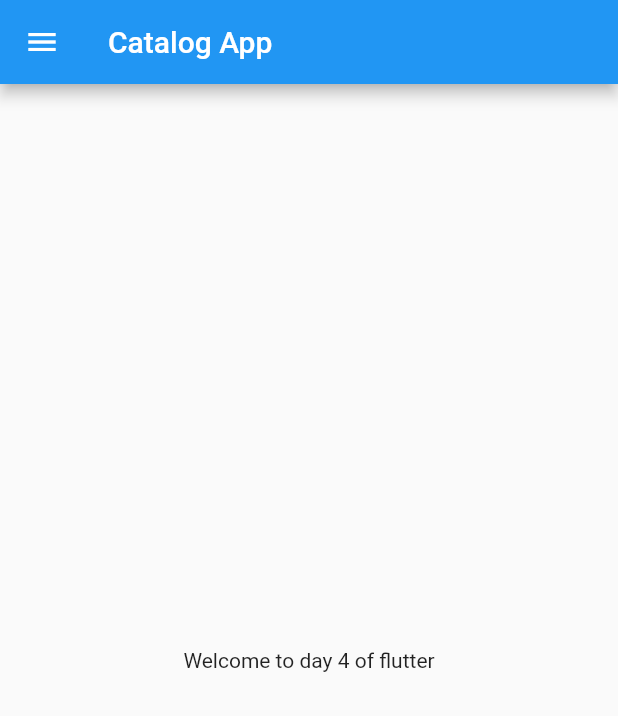
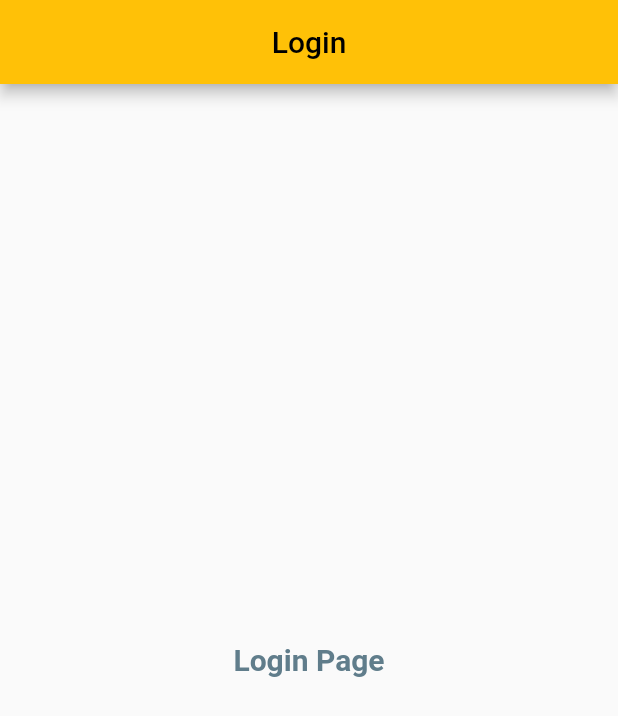
Before and after one commit to thetrickuser/flutter_catalog, a Flutter app: the screen it shows after launch, on a phone screen of 412 x 824 dp. Shown: the top 716 px of the screen. Run offline on Flutter 3.47's test engine with Material 2 defaults, Android fonts, the phone set to English and light mode, and no system bars.

Commit message:
Day 3 completed

```diff
--- a/lib/main.dart
+++ b/lib/main.dart
@@ -1,5 +1,6 @@
 import 'package:flutter/material.dart';
-import 'package:flutter_catalog/homepage.dart';
+import 'package:flutter_catalog/pages/login_page.dart';
+import 'package:flutter_catalog/pages/home_page.dart';
 
 void main(List<String> args) {
   runApp(MyApp());
@@ -10,6 +11,10 @@ class MyApp extends StatelessWidget {
 
   @override
   Widget build(BuildContext context) {
-    return const MaterialApp(home: HomePage());
+    return MaterialApp(
+      themeMode: ThemeMode.light,
+      theme: ThemeData(primarySwatch: Colors.amber),
+      routes: {"/": (context) => LoginPage(), "/home": (context) => HomePage()},
+    );
   }
 }
--- a/lib/homepage.dart
+++ b/lib/pages/home_page.dart
@@ -8,11 +8,12 @@ class HomePage extends StatelessWidget {
     const int day = 4;
     return Scaffold(
       appBar: AppBar(
-        title: const Text(
+        title: const Center(
+            child: Text(
           "Catalog App",
           textDirection: TextDirection.ltr,
           textAlign: TextAlign.center,
-        ),
+        )),
       ),
       body: const Center(
           child: Text(
--- /dev/null
+++ b/lib/pages/login_page.dart
@@ -0,0 +1,26 @@
+import 'package:flutter/material.dart';
+import 'package:flutter/src/widgets/framework.dart';
+
+class LoginPage extends StatelessWidget {
+  const LoginPage({super.key});
+
+  @override
+  Widget build(BuildContext context) {
+    return Scaffold(
+      appBar: AppBar(
+          title: const Center(
+        child: Text(
+          "Login",
+          textDirection: TextDirection.ltr,
+          textAlign: TextAlign.right,
+        ),
+      )),
+      body: const Center(
+          child: Text(
+        "Login Page",
+        style: TextStyle(
+            fontSize: 20, fontWeight: FontWeight.bold, color: Colors.blueGrey),
+      )),
+    );
+  }
+}
```
